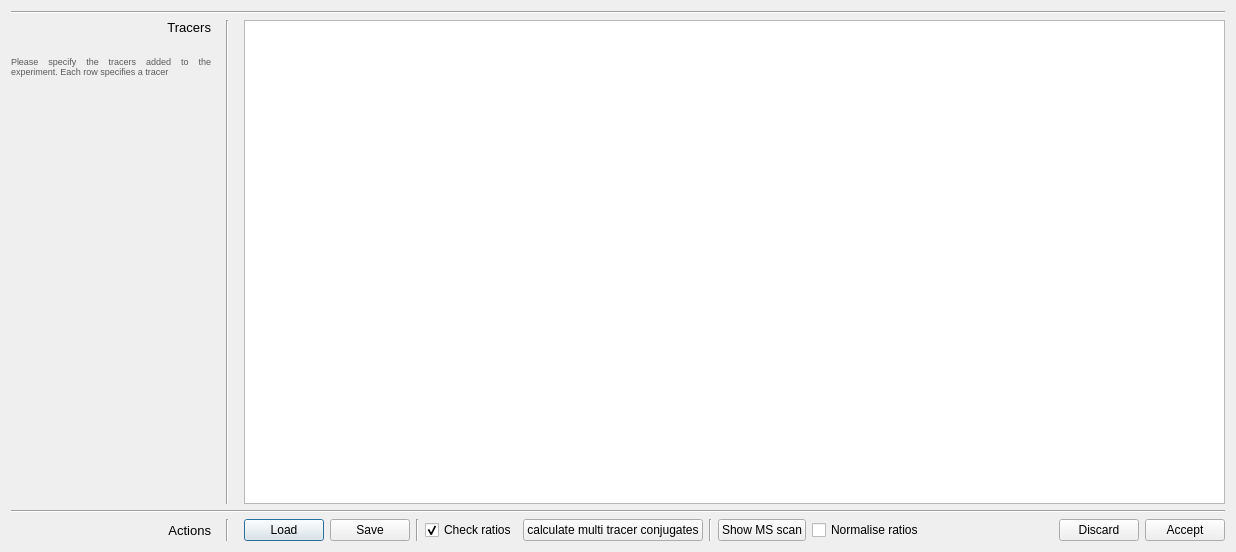
chrboku/MetExtract-II, file mePyGuis/guis/TracerEditor.ui: the form before one commit.
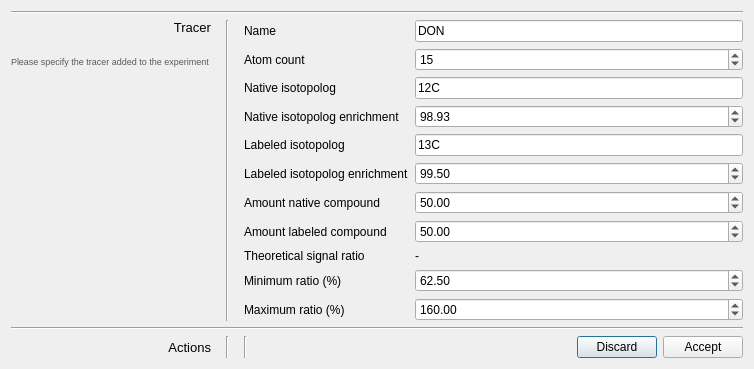
The form after the commit.

```diff
--- a/mePyGuis/guis/TracerEditor.ui
+++ b/mePyGuis/guis/TracerEditor.ui
@@ -6,8 +6,8 @@
    <rect>
     <x>0</x>
     <y>0</y>
-    <width>1236</width>
-    <height>552</height>
+    <width>754</width>
+    <height>355</height>
    </rect>
   </property>
   <property name="windowTitle">
@@ -67,7 +67,7 @@
           <string notr="true">font: 10pt;</string>
          </property>
          <property name="text">
-          <string>Tracers</string>
+          <string>Tracer</string>
          </property>
          <property name="alignment">
           <set>Qt::AlignRight|Qt::AlignTrailing|Qt::AlignVCenter</set>
@@ -109,7 +109,7 @@
 font: 7pt;</string>
          </property>
          <property name="text">
-          <string>&lt;html&gt;&lt;head/&gt;&lt;body&gt;&lt;p&gt;Please specify the tracers added to the experiment. Each row specifies a tracer&lt;/p&gt;&lt;p&gt;&lt;br/&gt;&lt;/p&gt;&lt;/body&gt;&lt;/html&gt;</string>
+          <string>&lt;html&gt;&lt;head/&gt;&lt;body&gt;&lt;p&gt;Please specify the tracer added to the experiment&lt;/p&gt;&lt;p&gt;&lt;br/&gt;&lt;/p&gt;&lt;/body&gt;&lt;/html&gt;</string>
          </property>
          <property name="alignment">
           <set>Qt::AlignJustify|Qt::AlignVCenter</set>
@@ -134,9 +134,6 @@
        </item>
       </layout>
      </item>
-     <item row="1" column="4">
-      <widget class="QTableView" name="tracers"/>
-     </item>
      <item row="1" column="1">
       <spacer name="horizontalSpacer_3">
        <property name="orientation">
@@ -192,20 +189,6 @@
      </item>
      <item row="3" column="4">
       <layout class="QHBoxLayout" name="horizontalLayout">
-       <item>
-        <widget class="QPushButton" name="loadConfiguration">
-         <property name="text">
-          <string>Load</string>
-         </property>
-        </widget>
-       </item>
-       <item>
-        <widget class="QPushButton" name="saveConfiguration">
-         <property name="text">
-          <string>Save</string>
-         </property>
-        </widget>
-       </item>
        <item>
         <widget class="Line" name="line_6">
          <property name="orientation">
@@ -213,44 +196,6 @@
          </property>
         </widget>
        </item>
-       <item>
-        <widget class="QCheckBox" name="checkRatios">
-         <property name="text">
-          <string>Check ratios</string>
-         </property>
-         <property name="checked">
-          <bool>true</bool>
-         </property>
-        </widget>
-       </item>
-       <item>
-        <widget class="QPushButton" name="calculateMultiTracerConjugates">
-         <property name="text">
-          <string>calculate multi tracer conjugates</string>
-         </property>
-        </widget>
-       </item>
-       <item>
-        <widget class="Line" name="line_5">
-         <property name="orientation">
-          <enum>Qt::Vertical</enum>
-         </property>
-        </widget>
-       </item>
-       <item>
-        <widget class="QPushButton" name="showMSScan">
-         <property name="text">
-          <string>Show MS scan</string>
-         </property>
-        </widget>
-       </item>
-       <item>
-        <widget class="QCheckBox" name="normaliseRatio">
-         <property name="text">
-          <string>Normalise ratios</string>
-         </property>
-        </widget>
-       </item>
        <item>
         <spacer name="horizontalSpacer">
          <property name="orientation">
@@ -280,6 +225,170 @@
        </item>
       </layout>
      </item>
+     <item row="1" column="4">
+      <layout class="QFormLayout" name="formLayout">
+       <item row="0" column="0">
+        <widget class="QLabel" name="label">
+         <property name="text">
+          <string>Name</string>
+         </property>
+        </widget>
+       </item>
+       <item row="0" column="1">
+        <widget class="QLineEdit" name="tName">
+         <property name="text">
+          <string>DON</string>
+         </property>
+        </widget>
+       </item>
+       <item row="1" column="0">
+        <widget class="QLabel" name="label_4">
+         <property name="text">
+          <string>Atom count</string>
+         </property>
+        </widget>
+       </item>
+       <item row="1" column="1">
+        <widget class="QSpinBox" name="tAtomCount">
+         <property name="minimum">
+          <number>1</number>
+         </property>
+         <property name="value">
+          <number>15</number>
+         </property>
+        </widget>
+       </item>
+       <item row="2" column="0">
+        <widget class="QLabel" name="label_5">
+         <property name="text">
+          <string>Native isotopolog</string>
+         </property>
+        </widget>
+       </item>
+       <item row="3" column="0">
+        <widget class="QLabel" name="label_6">
+         <property name="text">
+          <string>Native isotopolog enrichment</string>
+         </property>
+        </widget>
+       </item>
+       <item row="4" column="0">
+        <widget class="QLabel" name="label_7">
+         <property name="text">
+          <string>Labeled isotopolog</string>
+         </property>
+        </widget>
+       </item>
+       <item row="5" column="0">
+        <widget class="QLabel" name="label_8">
+         <property name="text">
+          <string>Labeled isotopolog enrichment</string>
+         </property>
+        </widget>
+       </item>
+       <item row="6" column="0">
+        <widget class="QLabel" name="label_9">
+         <property name="text">
+          <string>Amount native compound</string>
+         </property>
+        </widget>
+       </item>
+       <item row="7" column="0">
+        <widget class="QLabel" name="label_10">
+         <property name="text">
+          <string>Amount labeled compound</string>
+         </property>
+        </widget>
+       </item>
+       <item row="9" column="0">
+        <widget class="QLabel" name="label_11">
+         <property name="text">
+          <string>Minimum ratio (%)</string>
+         </property>
+        </widget>
+       </item>
+       <item row="10" column="0">
+        <widget class="QLabel" name="label_12">
+         <property name="text">
+          <string>Maximum ratio (%)</string>
+         </property>
+        </widget>
+       </item>
+       <item row="3" column="1">
+        <widget class="QDoubleSpinBox" name="tNativeEnrichment">
+         <property name="value">
+          <double>98.930000000000007</double>
+         </property>
+        </widget>
+       </item>
+       <item row="5" column="1">
+        <widget class="QDoubleSpinBox" name="tLabeledEnrichment">
+         <property name="value">
+          <double>99.500000000000000</double>
+         </property>
+        </widget>
+       </item>
+       <item row="6" column="1">
+        <widget class="QDoubleSpinBox" name="tAmountA">
+         <property name="value">
+          <double>50.000000000000000</double>
+         </property>
+        </widget>
+       </item>
+       <item row="7" column="1">
+        <widget class="QDoubleSpinBox" name="tAmountB">
+         <property name="value">
+          <double>50.000000000000000</double>
+         </property>
+        </widget>
+       </item>
+       <item row="9" column="1">
+        <widget class="QDoubleSpinBox" name="tMinRatio">
+         <property name="value">
+          <double>62.500000000000000</double>
+         </property>
+        </widget>
+       </item>
+       <item row="10" column="1">
+        <widget class="QDoubleSpinBox" name="tMaxRatio">
+         <property name="maximum">
+          <double>100000000.000000000000000</double>
+         </property>
+         <property name="value">
+          <double>160.000000000000000</double>
+         </property>
+        </widget>
+       </item>
+       <item row="8" column="0">
+        <widget class="QLabel" name="label_13">
+         <property name="text">
+          <string>Theoretical signal ratio</string>
+         </property>
+        </widget>
+       </item>
+       <item row="8" column="1">
+        <widget class="QLabel" name="tTheoreticalSignalRatio">
+         <property name="text">
+          <string>-</string>
+         </property>
+        </widget>
+       </item>
+       <item row="2" column="1">
+        <widget class="QLineEdit" name="tNativeIsotope">
+         <property name="text">
+          <string>12C</string>
+         </property>
+        </widget>
+       </item>
+       <item row="4" column="1">
+        <widget class="QLineEdit" name="tLabeledIsotope">
+         <property name="text">
+          <string>13C</string>
+         </property>
+        </widget>
+       </item>
+      </layout>
+     </item>
     </layout>
    </item>
   </layout>
```
